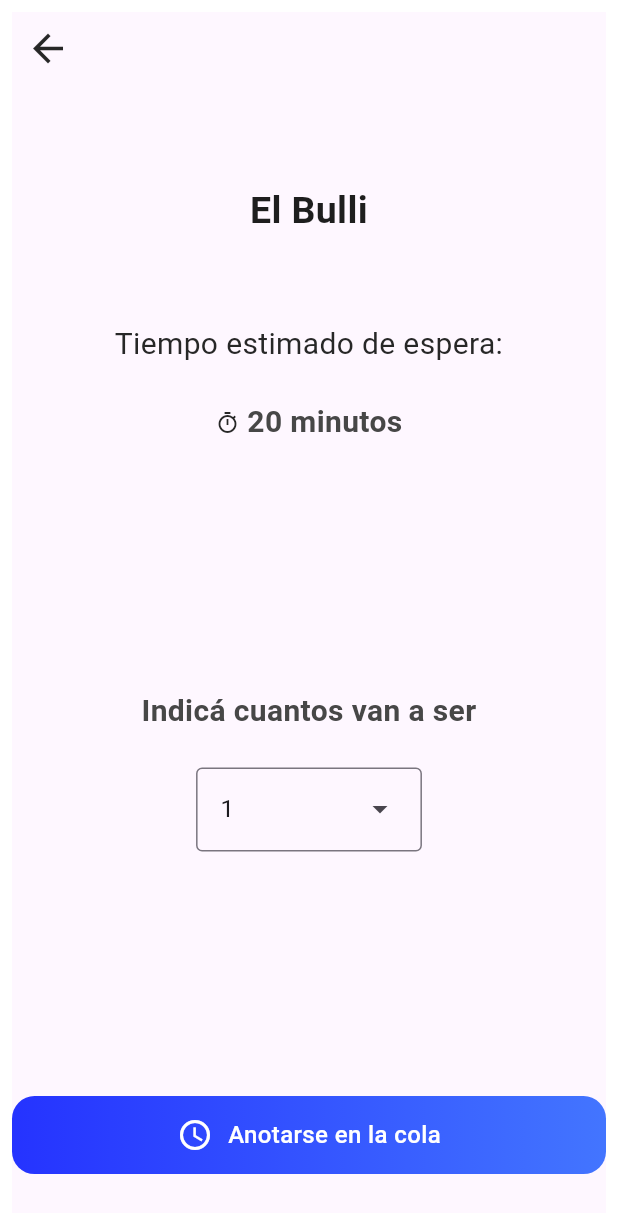
After one commit to robrodriguez99/smart-pager-mobile, a Flutter app: the QueueScreen screen opened by its route, on a phone screen of 412 x 824 dp. The commit adds this screen. Shown: the top 1213 px of the screen. Run offline on Flutter 3.47's test engine with Material 3 defaults, Android fonts, the light colour scheme and no system bars; our stand-ins replace flutter_riverpod, go_router, google_fonts, intl_phone_number_input, smooth_page_indicator; missing offline and left inert: advance_pdf_viewer.

Commit message:
queue form

```diff
--- a/smart_pager/lib/config/router.dart
+++ b/smart_pager/lib/config/router.dart
@@ -4,6 +4,7 @@
 import 'package:smart_pager/screens/auth/login_screen.dart';
 import 'package:smart_pager/screens/auth/onboarding_screen.dart';
 import 'package:smart_pager/screens/menu_view.dart';
+import 'package:smart_pager/screens/queue_screen.dart';
 import 'package:smart_pager/screens/profile_edit_screen.dart';
 import 'package:smart_pager/screens/restaurant_screen.dart';
 import 'package:smart_pager/screens/tabs/profile_view.dart';
@@ -52,6 +53,13 @@
         builder: (BuildContext context, GoRouterState state) {
           return const MenuView();
         },
+      ),
+      GoRoute(
+        path: '/queue',
+        name: 'queue',
+        builder: (BuildContext context, GoRouterState state) {
+          return  QueueScreen();
+        },
       )
     ],
   );
--- /dev/null
+++ b/smart_pager/lib/screens/queue_screen.dart
@@ -0,0 +1,131 @@
+import 'package:flutter/material.dart';
+import 'package:smart_pager/config/molecules/buttons/gradient_button.dart';
+import 'package:smart_pager/config/tokens/sp_colors.dart';
+import 'package:smart_pager/config/tokens/sp_custom_text.dart';
+
+/// Flutter code sample for [DropdownMenu].
+
+const List<String> list = <String>['1', '2', '3', '4', '5',"6 o más"];
+
+class QueueScreen extends StatelessWidget {
+  const QueueScreen({super.key});
+
+  @override
+  Widget build(BuildContext context) {
+    return Padding(
+      padding: const EdgeInsets.all(8.0),
+      child: Scaffold(
+          body: Column(
+            mainAxisAlignment: MainAxisAlignment.spaceBetween,
+            children: [
+              Row(
+                mainAxisAlignment: MainAxisAlignment.start,
+                children: [
+                  IconButton(
+                    onPressed: () => Navigator.of(context).pop(),
+                    icon: const Icon(
+                      Icons.arrow_back,
+                      color: SPColors.activeBlack,
+                      size: 30,
+                    ),
+                  ),
+                ],
+              ),
+
+                const SizedBox(height: 20),
+                const Flexible(
+                  child: CustomText(
+                    text: 'El Bulli',
+                    color: SPColors.heading,
+                    fontSize: 25,
+                    fontWeight: FontWeight.bold,
+                    overflow: TextOverflow.ellipsis,
+                  ),
+                ),
+                const SizedBox(height: 10),
+                const Flexible(
+                  child: CustomText(
+                    text: 'Tiempo estimado de espera:',
+                    color: SPColors.activeBlack,
+                    fontSize: 20,
+                    overflow: TextOverflow.ellipsis,
+                  ),
+                ),
+                const Row(
+                  mainAxisAlignment: MainAxisAlignment.center,
+                  children: [
+
+                    Icon(
+                      Icons.timer_sharp,
+                      color: SPColors.activeBlack,
+                      size: 16,
+
+                    ),
+                    Flexible(
+                      child: CustomText(
+                        text: ' 20 minutos',
+                        color: SPColors.darkGray,
+                        fontSize: 20,
+                        overflow: TextOverflow.ellipsis,
+                        fontWeight: FontWeight.bold,
+                      ),
+                    ),
+
+                  ],
+                ),
+                 Expanded(child: Container()),
+              const Flexible(
+                      child: CustomText(
+                        text: 'Indicá cuantos van a ser',
+                        color: SPColors.darkGray,
+                        fontSize: 20,
+                        overflow: TextOverflow.ellipsis,
+                        fontWeight: FontWeight.bold,
+                      ),
+                    ),
+              const DropdownMenuExample(),
+              Expanded(child: Container()),
+              GradientButton(
+              icon: Icons.access_time,
+              text: "Anotarse en la cola",
+                gradientColors: [SPColors.secondary, SPColors.secondary2],
+                onPressed: () {
+                    //
+                  },
+              ),
+              SizedBox(height: 10),
+
+            ]
+          ),
+      ),
+    );
+  }
+
+}
+
+class DropdownMenuExample extends StatefulWidget {
+  const DropdownMenuExample({super.key});
+
+  @override
+  State<DropdownMenuExample> createState() => _DropdownMenuExampleState();
+}
+
+class _DropdownMenuExampleState extends State<DropdownMenuExample> {
+  String dropdownValue = list.first;
+
+  @override
+  Widget build(BuildContext context) {
+    return DropdownMenu<String>(
+      initialSelection: list.first,
+      onSelected: (String? value) {
+        // This is called when the user selects an item.
+        setState(() {
+          dropdownValue = value!;
+        });
+      },
+      dropdownMenuEntries: list.map<DropdownMenuEntry<String>>((String value) {
+        return DropdownMenuEntry<String>(value: value, label: value);
+      }).toList(),
+    );
+  }
+}
--- a/smart_pager/lib/screens/restaurant_screen.dart
+++ b/smart_pager/lib/screens/restaurant_screen.dart
@@ -16,6 +16,7 @@
   }
 
 class _RestaurantScreenState extends State<RestaurantScreen> {
+
 
 
  @override
@@ -98,10 +99,13 @@
 
               ),
               const SizedBox(height: 16),
-              const GradientButton(
+              GradientButton(
                 icon: Icons.access_time,
                text: "Anotarse en la lista de espera",
                 gradientColors: [SPColors.secondary, SPColors.secondary2],
+                onPressed: () {
+                    GoRouter.of(context).push('/queue');
+                  },
               )
             ],
           ),
--- a/smart_pager/lib/screens/tabs/current_queue_view.dart
+++ b/smart_pager/lib/screens/tabs/current_queue_view.dart
@@ -48,6 +48,12 @@
                   mainAxisAlignment: MainAxisAlignment.center,
                   children: [
 
+                    Icon(
+                      Icons.timer_sharp,
+                      color: SPColors.activeBlack,
+                      size: 16,
+
+                    ),
                     Flexible(
                       child: CustomText(
                         text: ' 20 minutos',
@@ -56,12 +62,6 @@
                         overflow: TextOverflow.ellipsis,
                         fontWeight: FontWeight.bold,
                       ),
-                    ),
-                    Icon(
-                      Icons.timer_sharp,
-                      color: SPColors.activeBlack,
-                      size: 16,
-
                     ),
 
                   ],
```
